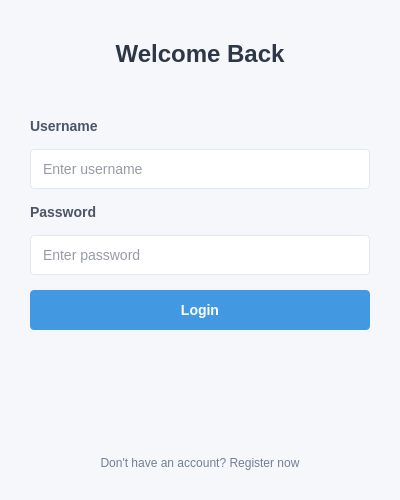
Old version of the form UI/Dialog/Dialog/LoginDialog/LoginDialog.ui in the repository XQQYT/XqqytDesktop.
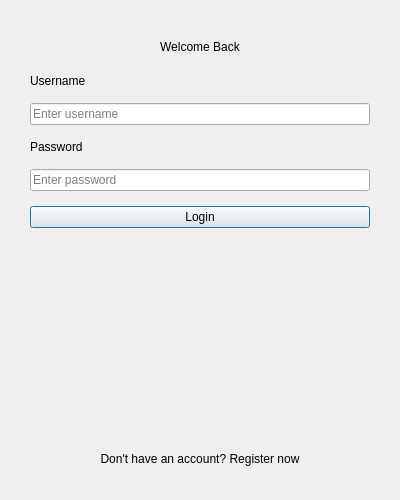
New version of the form.

Commit message: add_switch_theme_in_dialog

The edit to the form file:
```diff
--- a/UI/Dialog/Dialog/LoginDialog/LoginDialog.ui
+++ b/UI/Dialog/Dialog/LoginDialog/LoginDialog.ui
@@ -28,99 +28,7 @@
   <property name="windowTitle">
    <string>Login</string>
   </property>
-  <property name="styleSheet">
-   <string notr="true">
-    QDialog {
-     background: #f5f7fa;
-     font-family: 'Segoe UI', Arial, sans-serif;
-    }
-
-    QLabel {
-     color: #4a5568;
-     font-size: 14px;
-     font-weight: 500;
-    }
-
-    QLineEdit {
-     background: white;
-     border: 1px solid #e2e8f0;
-     border-radius: 4px;
-     padding: 10px;
-     font-size: 14px;
-     min-width: 250px;
-     color: #2d3748;
-    }
-
-    QLineEdit:focus {
-     border: 1px solid #4299e1;
-     background: white;
-    }
-
-    QPushButton {
-     background: #4299e1;
-     color: white;
-     border: none;
-     border-radius: 4px;
-     padding: 12px 24px;
-     font-size: 14px;
-     font-weight: 600;
-     min-width: 250px;
-    }
-
-    QPushButton:hover {
-     background: #3182ce;
-    }
-
-    QPushButton:pressed {
-     background: #2b6cb0;
-    }
-
-    #headerLabel {
-     font-size: 24px;
-     font-weight: 600;
-     margin-bottom: 30px;
-     color: #2d3748;
-    }
-
-    /* 注册按钮的特殊样式 - 看起来像文本链接 */
-    #btn_register {
-     background: transparent;
-     color: #718096;
-     font-size: 12px;
-     font-weight: normal;
-     text-decoration: none;
-     min-width: auto;
-     padding: 0;
-     border: none;
-    }
-
-    #btn_register:hover {
-     color: #4299e1;
-     text-decoration: underline;
-     background: transparent;
-    }
-
-    #btn_register:pressed {
-     color: #2b6cb0;
-     background: transparent;
-    }
-
-    QCheckBox {
-     color: #4a5568;
-     spacing: 5px;
-    }
-
-    QCheckBox::indicator {
-     width: 16px;
-     height: 16px;
-    }
-
-    QCheckBox::indicator:checked {
-     background-color: #4299e1;
-     border: 1px solid #4299e1;
-    }
-   </string>
-  </property>
+  
   <layout class="QVBoxLayout" name="mainLayout">
    <property name="spacing">
     <number>20</number>
```
The commit also changes 22 other files.
